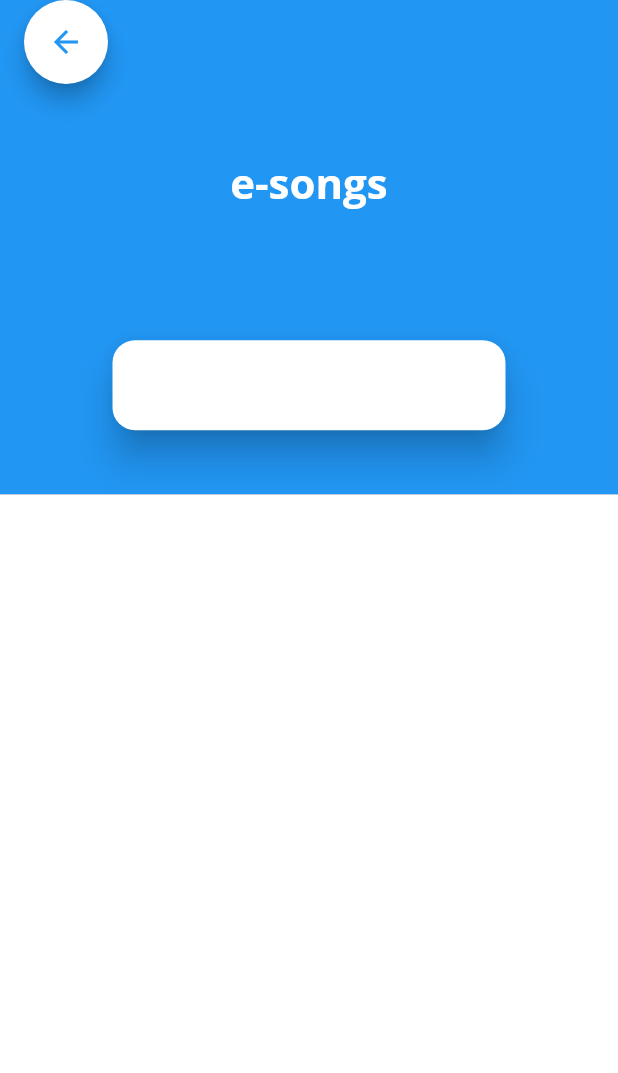
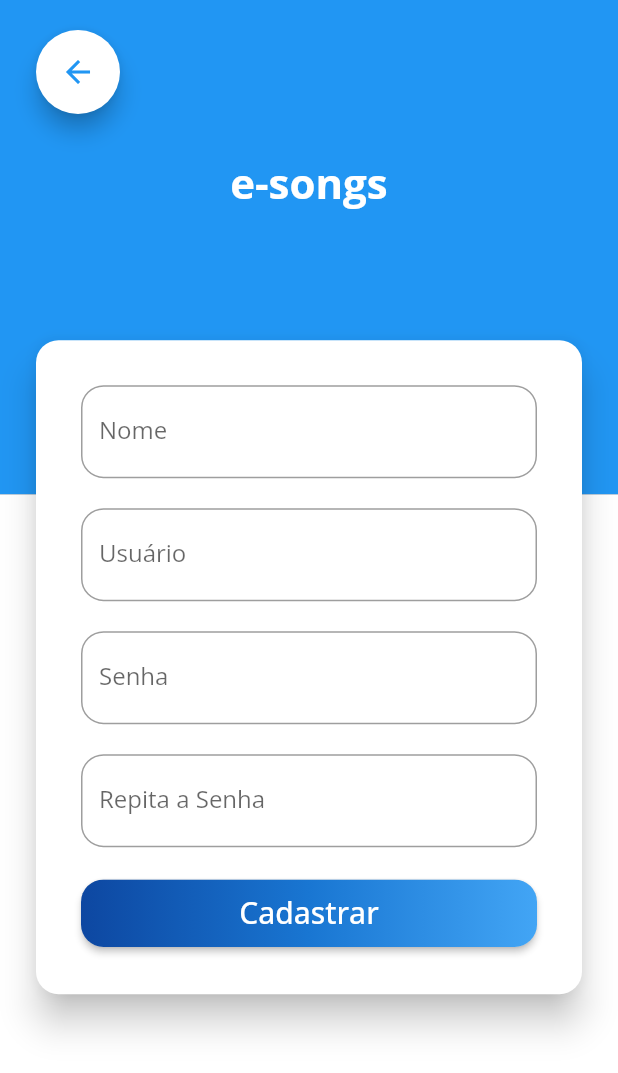
Before and after one commit to gjstos/esongs, a Flutter app: the SignInPage screen opened by its route, on a phone screen of 412 x 824 dp. Shown: the top 1073 px of the screen. Run offline on Flutter 3.47's test engine with Material 2 defaults, Android fonts, the light colour scheme and no system bars; our stand-ins replace flare_flutter, flutter_modular, google_fonts, mobx; generated files the repository leaves out were written again.

Commit message:
Módulo de Login Finalizado

```diff
--- a/analysis_options.yaml
+++ b/analysis_options.yaml
@@ -10,3 +10,5 @@ analyzer:
     unused_element: error
     unused_field: error
     unused_local_variable: error
+    prefer_relative_imports: error
+    directives_ordering: error
--- a/lib/app/modules/login/ui/components/gradient_button.dart
+++ b/lib/app/modules/login/ui/components/gradient_button.dart
@@ -4,6 +4,8 @@ class GradientButton extends StatelessWidget {
   final String label;
   final List<Color> colors;
   final VoidCallback onPressed;
+  final AlignmentGeometry begin;
+  final AlignmentGeometry end;
 
   const GradientButton({
     Key key,
@@ -14,8 +16,15 @@ class GradientButton extends StatelessWidget {
       Color(0xFF42A5F5),
     ],
     @required this.label,
+    this.begin,
+    this.end,
   })  : assert(onPressed != null),
         assert(label != null),
+        assert(
+          (begin != null || end != null)
+              ? (begin != null && end != null)
+              : true,
+        ),
         super(key: key);
 
   @override
@@ -36,6 +45,8 @@ class GradientButton extends StatelessWidget {
           borderRadius: BorderRadius.all(Radius.circular(15.0)),
           gradient: LinearGradient(
             colors: colors,
+            begin: begin ?? Alignment.centerLeft,
+            end: end ?? Alignment.centerRight,
           ),
         ),
       ),
--- a/lib/app/modules/login/ui/pages/login/login_page.dart
+++ b/lib/app/modules/login/ui/pages/login/login_page.dart
@@ -51,12 +51,15 @@ class _LoginPageState extends ModularState<LoginPage, LoginController> {
             ),
           ],
         ),
-        floatingActionButton: FloatingActionButton(
-          child: Icon(Icons.arrow_back, color: Colors.blue),
-          backgroundColor: Colors.white,
-          onPressed: () {
-            Navigator.of(context).pop();
-          },
+        floatingActionButton: Padding(
+          padding: const EdgeInsets.fromLTRB(8, 20, 0, 0),
+          child: FloatingActionButton(
+            child: Icon(Icons.arrow_back, color: Colors.blue),
+            backgroundColor: Colors.white,
+            onPressed: () {
+              Navigator.of(context).pop();
+            },
+          ),
         ),
         floatingActionButtonLocation: FloatingActionButtonLocation.startTop,
       ),
--- a/lib/app/modules/login/ui/pages/options/components/options.dart
+++ b/lib/app/modules/login/ui/pages/options/components/options.dart
@@ -1,7 +1,8 @@
-import 'package:esongs/app/modules/login/ui/components/gradient_button.dart';
-import 'package:esongs/app/modules/login/ui/components/login_card.dart';
 import 'package:flutter/material.dart';
 import 'package:flutter_modular/flutter_modular.dart';
+
+import '../../../components/gradient_button.dart';
+import '../../../components/login_card.dart';
 
 class Options extends StatelessWidget {
   @override
@@ -9,6 +10,8 @@ class Options extends StatelessWidget {
     return LoginCard(
       children: [
         GradientButton(
+          begin: Alignment.centerRight,
+          end: Alignment.centerLeft,
           onPressed: () {
             Modular.link.pushNamed('/sign-in');
           },
--- a/lib/app/modules/login/ui/pages/options/options_page.dart
+++ b/lib/app/modules/login/ui/pages/options/options_page.dart
@@ -1,6 +1,7 @@
-import 'package:esongs/app/modules/login/ui/components/background.dart';
-import 'package:esongs/app/modules/login/ui/pages/options/components/options.dart';
 import 'package:flutter/material.dart';
+
+import '../../components/background.dart';
+import 'components/options.dart';
 
 class OptionsPage extends StatelessWidget {
   @override
--- a/lib/app/modules/login/ui/pages/sign_in/components/sign_in.dart
+++ b/lib/app/modules/login/ui/pages/sign_in/components/sign_in.dart
@@ -1,9 +1,57 @@
-import 'package:esongs/app/modules/login/ui/components/login_card.dart';
 import 'package:flutter/material.dart';
+import 'package:flutter_modular/flutter_modular.dart';
+
+import '../../../components/gradient_button.dart';
+import '../../../components/login_card.dart';
 
 class SignIn extends StatelessWidget {
   @override
   Widget build(BuildContext context) {
-    return LoginCard(children: []);
+    return LoginCard(
+      children: [
+        TextFormField(
+          decoration: InputDecoration(
+            border: OutlineInputBorder(
+              borderRadius: BorderRadius.circular(15),
+            ),
+            labelText: 'Nome',
+          ),
+        ),
+        const SizedBox(height: 20),
+        TextFormField(
+          decoration: InputDecoration(
+            border: OutlineInputBorder(
+              borderRadius: BorderRadius.circular(15),
+            ),
+            labelText: 'Usuário',
+          ),
+        ),
+        const SizedBox(height: 20),
+        TextFormField(
+          decoration: InputDecoration(
+            border: OutlineInputBorder(
+              borderRadius: BorderRadius.circular(15),
+            ),
+            labelText: 'Senha',
+          ),
+        ),
+        const SizedBox(height: 20),
+        TextFormField(
+          decoration: InputDecoration(
+            border: OutlineInputBorder(
+              borderRadius: BorderRadius.circular(15),
+            ),
+            labelText: 'Repita a Senha',
+          ),
+        ),
+        const SizedBox(height: 20),
+        GradientButton(
+          onPressed: () {
+            Modular.to.pushReplacementNamed('/home');
+          },
+          label: 'Cadastrar',
+        ),
+      ],
+    );
   }
 }
--- a/lib/app/modules/login/ui/pages/sign_in/sign_in_page.dart
+++ b/lib/app/modules/login/ui/pages/sign_in/sign_in_page.dart
@@ -39,12 +39,15 @@ class SignInPage extends StatelessWidget {
             ),
           ],
         ),
-        floatingActionButton: FloatingActionButton(
-          child: Icon(Icons.arrow_back, color: Colors.blue),
-          backgroundColor: Colors.white,
-          onPressed: () {
-            Navigator.of(context).pop();
-          },
+        floatingActionButton: Padding(
+          padding: const EdgeInsets.fromLTRB(8, 20, 0, 0),
+          child: FloatingActionButton(
+            child: Icon(Icons.arrow_back, color: Colors.blue),
+            backgroundColor: Colors.white,
+            onPressed: () {
+              Navigator.of(context).pop();
+            },
+          ),
         ),
         floatingActionButtonLocation: FloatingActionButtonLocation.startTop,
       ),
```
